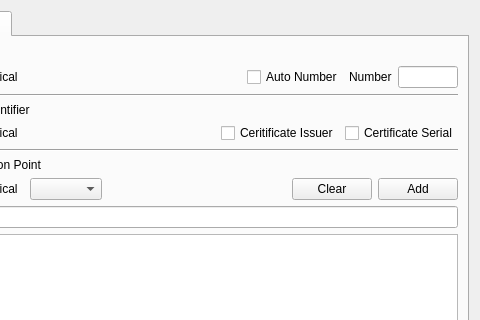
Old version of the form CertMan/make_crl_profile_dlg.ui in the repository jykim74/CertMan; both pictures show x 113 to 593 and y 0 to 320 of the 593 by 647 pixel window.
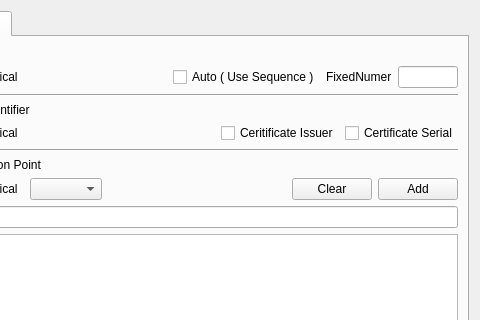
New version of the form. The open tabs and pages were chosen to show the change.

Commit message: UI 및 메세지 개선

The edit to the form file:
```diff
--- a/CertMan/make_crl_profile_dlg.ui
+++ b/CertMan/make_crl_profile_dlg.ui
@@ -328,14 +328,14 @@
          <item row="0" column="4">
           <widget class="QLabel" name="label_11">
            <property name="text">
-            <string>Number</string>
+            <string>FixedNumer</string>
            </property>
           </widget>
          </item>
          <item row="0" column="3">
           <widget class="QCheckBox" name="mCRLNumAutoCheck">
            <property name="text">
-            <string>Auto Number</string>
+            <string>Auto ( Use Sequence )</string>
            </property>
           </widget>
          </item>
```
Left out of the diff: 4 changed lines with no effect on the pictures. The commit also changes 4 other files.
